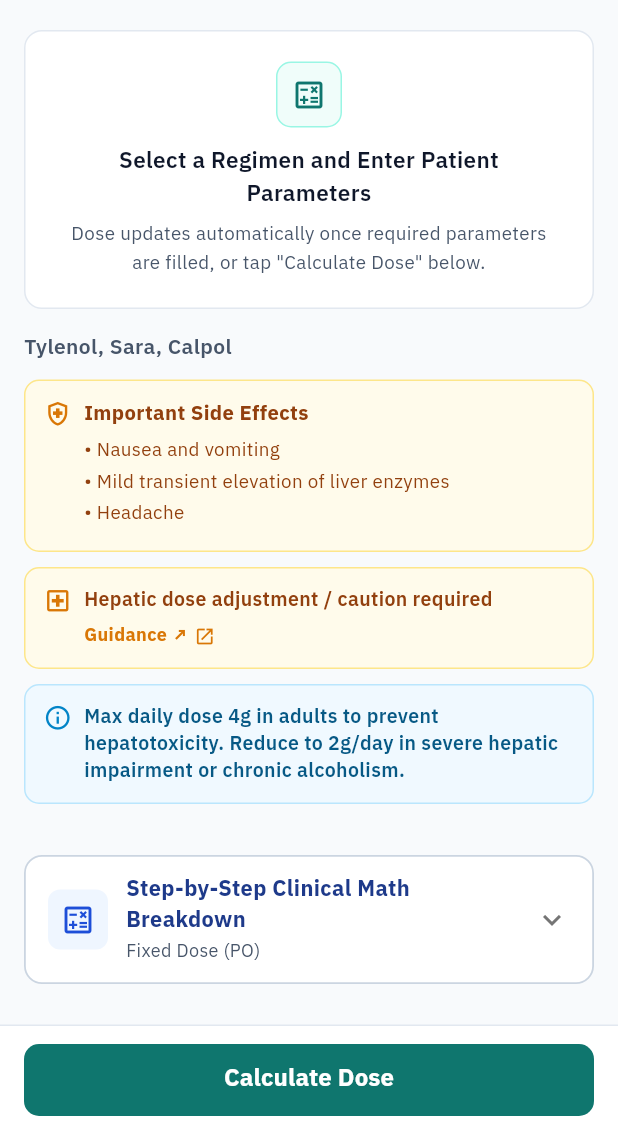
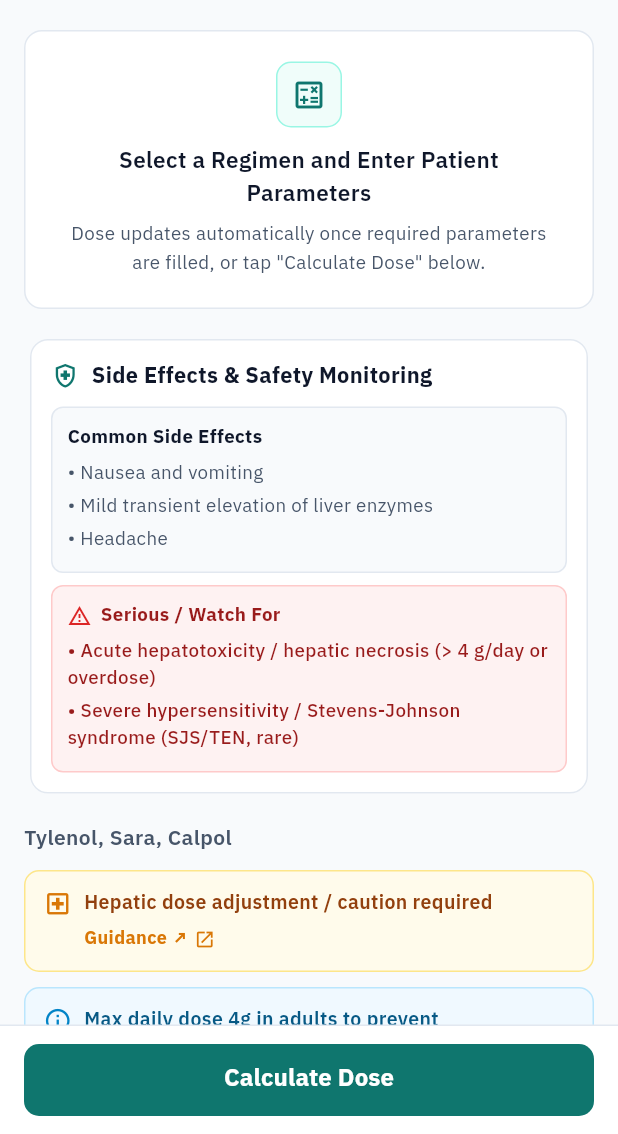
Before and after one commit to Hal281/Drugph, a Flutter app: the CalculatorScreen screen opened directly with sample values from the repository, scrolled down 1038 dp, on a phone screen of 412 x 824 dp, the part 102-1236 px from its top. Run offline on Flutter 3.47's test engine with Material 3 defaults, Android fonts, the phone set to English and light mode, and no system bars; our stand-ins replace google_generative_ai, pdf, printing.

Commit message:
feat(phase3): streamline CalculatorScreen hierarchy, compact IV chips, side-effects card, and sync QA docs (WP-11/12)

```diff
--- a/lib/ui/calculator/calculator_screen.dart
+++ b/lib/ui/calculator/calculator_screen.dart
@@ -15,6 +15,7 @@ import 'widgets/dosing_weight_logic_card.dart';
 import 'widgets/iv_diluent_compatibility_card.dart';
 import 'widgets/patient_clinical_header.dart';
 import 'widgets/regimen_selector_section.dart';
+import 'widgets/side_effects_summary_card.dart';
 import 'widgets/sticky_calculate_bar.dart';
 
 /// Clinical Calculator Dashboard Screen (Clean Architecture Orchestrator).
@@ -290,6 +291,13 @@ class _CalculatorScreenState extends State<CalculatorScreen> {
         )
       else
         _buildEmptyGuidanceCard(t),
+      if (widget.drug.hasSideEffectData) ...[
+        const SizedBox(height: 16),
+        SideEffectsSummaryCard(
+          drug: widget.drug,
+          isThai: t,
+        ),
+      ],
       if (state.shouldShowIvDiluentCard) ...[
         const SizedBox(height: 16),
         IvDiluentCompatibilityCard(
@@ -301,7 +309,9 @@ class _CalculatorScreenState extends State<CalculatorScreen> {
       const SizedBox(height: 16),
       ClinicalHeaderAlerts(
         drug: widget.drug,
+        selectedRegimen: state.selectedRegimen,
         isThai: t,
+        showSideEffects: false,
         categoryColor: AppTheme.primaryTeal,
       ),
       const SizedBox(height: 8),
@@ -345,39 +355,40 @@ class _CalculatorScreenState extends State<CalculatorScreen> {
                 child: Column(
                   crossAxisAlignment: CrossAxisAlignment.stretch,
                   children: [
-                    _buildTierBanner(t),
                     PatientClinicalHeader(
                       state: state,
                       isThai: t,
                       categoryColor: AppTheme.primaryTeal,
                     ),
-                    if (!isReferenceOnly)
+                    if (!isReferenceOnly) ...[
+                      _buildRegimenSelector(state, t),
+                      const SizedBox(height: 16),
                       _buildParametersForm(state, t, showDemographicInputs),
+                    ],
                   ],
                 ),
               ),
             ),
             const VerticalDivider(width: 1, color: AppTheme.borderDefault),
-            // Right Pane: Indication/Regimen, Dose Output, Diluent, Safety Alerts, & Math Breakdown
+            // Right Pane: Tier Notice, Dose Output, Side Effects, Diluent, Safety Alerts, & Math Breakdown
             Expanded(
               flex: 6,
               child: SingleChildScrollView(
                 padding: const EdgeInsets.fromLTRB(20, 20, 20, 100),
                 child: Column(
                   crossAxisAlignment: CrossAxisAlignment.stretch,
-                  children: isReferenceOnly
-                      ? [
+                  children: [
+                    _buildTierBanner(t),
+                    if (isReferenceOnly) ...[
                       _buildReferenceOnlyCard(state, t),
                       const SizedBox(height: 16),
                       ClinicalHeaderAlerts(
                         drug: widget.drug,
+                        selectedRegimen: state.selectedRegimen,
                         isThai: t,
                         categoryColor: AppTheme.primaryTeal,
                       ),
-                        ]
-                      : [
-                          _buildRegimenSelector(state, t),
-                          const SizedBox(height: 16),
+                    ] else
                       ..._buildOutcomeAndGuidanceSection(
                         state,
                         t,
@@ -421,6 +432,7 @@ class _CalculatorScreenState extends State<CalculatorScreen> {
                     const SizedBox(height: 16),
                     ClinicalHeaderAlerts(
                       drug: widget.drug,
+                      selectedRegimen: state.selectedRegimen,
                       isThai: t,
                       categoryColor: AppTheme.primaryTeal,
                     ),
--- a/lib/ui/calculator/widgets/clinical_header_alerts.dart
+++ b/lib/ui/calculator/widgets/clinical_header_alerts.dart
@@ -8,14 +8,18 @@ import '../../widgets/clinical_evidence_sheet.dart';
 /// hepatic adjustment guidance card.
 class ClinicalHeaderAlerts extends StatelessWidget {
   final Drug drug;
+  final DosingRegimen? selectedRegimen;
   final bool isThai;
   final Color categoryColor;
+  final bool showSideEffects;
 
   const ClinicalHeaderAlerts({
     super.key,
     required this.drug,
+    this.selectedRegimen,
     required this.isThai,
     this.categoryColor = AppTheme.primaryTeal,
+    this.showSideEffects = true,
   });
 
   @override
@@ -57,6 +61,7 @@ class ClinicalHeaderAlerts extends StatelessWidget {
             items: drug.contraindications,
           ),
 
+        if (showSideEffects)
           _buildListAlertCard(
             icon: Icons.health_and_safety_outlined,
             accentColor: AppTheme.statusWarning,
@@ -97,6 +102,27 @@ class ClinicalHeaderAlerts extends StatelessWidget {
                 : 'Pregnancy Category: ${drug.pregnancyCategory}',
           ),
 
+        if (drug.requiresRenalAdjustment)
+          _buildAlertCard(
+            key: const Key('clinical_alert_renal_adjustment_card'),
+            icon: Icons.water_drop_outlined,
+            accentColor: AppTheme.statusInfo,
+            bgColor: AppTheme.statusInfoBg,
+            borderColor: AppTheme.statusInfoBorder,
+            textColor: const Color(0xFF075985),
+            text: t
+                ? 'ต้องปรับขนาดยาตามการทำงานของไต (Renal adjustment)'
+                : 'Renal dose adjustment required — review CrCl tiers',
+            actionLabel: t ? 'ดูเกณฑ์ปรับไต ↗' : 'Renal Tiers ↗',
+            onTap: () => ClinicalEvidenceSheet.show(
+              context,
+              drug: drug,
+              regimen: selectedRegimen,
+              isThai: t,
+              initialSection: 'renal',
+            ),
+          ),
+
         if (drug.requiresHepaticCaution)
           _buildAlertCard(
             key: const Key('clinical_alert_hepatic_caution_card'),
@@ -112,6 +138,7 @@ class ClinicalHeaderAlerts extends StatelessWidget {
             onTap: () => ClinicalEvidenceSheet.show(
               context,
               drug: drug,
+              regimen: selectedRegimen,
               isThai: t,
               initialSection: 'hepatic',
             ),
--- a/lib/ui/calculator/widgets/iv_diluent_compatibility_card.dart
+++ b/lib/ui/calculator/widgets/iv_diluent_compatibility_card.dart
@@ -110,6 +110,7 @@ class _IvDiluentCompatibilityCardState
               ),
               const SizedBox(height: 10),
               Wrap(
+                key: const Key('iv_diluent_compact_chips'),
                 spacing: 6,
                 runSpacing: 6,
                 children: [
--- /dev/null
+++ b/lib/ui/calculator/widgets/side_effects_summary_card.dart
@@ -0,0 +1,216 @@
+import 'package:flutter/material.dart';
+
+import '../../../core/core.dart';
+import '../../theme/app_theme.dart';
+
+/// Compact clinical side-effects summary card displaying Top 3 Common and
+/// Top 3 Serious ("Watch For") adverse effects immediately below the dose
+/// output card, with expand/collapse toggle when additional entries exist
+/// (FB-16 / WP-11).
+class SideEffectsSummaryCard extends StatefulWidget {
+  final Drug drug;
+  final bool isThai;
+
+  const SideEffectsSummaryCard({
+    super.key,
+    required this.drug,
+    required this.isThai,
+  });
+
+  @override
+  State<SideEffectsSummaryCard> createState() => _SideEffectsSummaryCardState();
+}
+
+class _SideEffectsSummaryCardState extends State<SideEffectsSummaryCard> {
+  static const int _compactCount = 3;
+  bool _expanded = false;
+
+  @override
+  Widget build(BuildContext context) {
+    if (!widget.drug.hasSideEffectData) {
+      return const SizedBox.shrink();
+    }
+
+    final t = widget.isThai;
+    final commonList = t
+        ? (widget.drug.sideEffectsTh.isNotEmpty
+            ? widget.drug.sideEffectsTh
+            : widget.drug.sideEffects)
+        : widget.drug.sideEffects;
+    final seriousList = t
+        ? (widget.drug.seriousSideEffectsTh.isNotEmpty
+            ? widget.drug.seriousSideEffectsTh
+            : widget.drug.seriousSideEffects)
+        : widget.drug.seriousSideEffects;
+
+    if (commonList.isEmpty && seriousList.isEmpty) {
+      return const SizedBox.shrink();
+    }
+
+    final hasMore = commonList.length > _compactCount ||
+        seriousList.length > _compactCount;
+    final visibleCommon =
+        _expanded ? commonList : commonList.take(_compactCount).toList();
+    final visibleSerious =
+        _expanded ? seriousList : seriousList.take(_compactCount).toList();
+
+    return Card(
+      key: const Key('calculator_side_effects_card'),
+      elevation: 0,
+      shape: RoundedRectangleBorder(
+        borderRadius: BorderRadius.circular(12),
+        side: const BorderSide(color: AppTheme.borderDefault),
+      ),
+      color: Colors.white,
+      child: Padding(
+        padding: const EdgeInsets.all(14.0),
+        child: Column(
+          crossAxisAlignment: CrossAxisAlignment.stretch,
+          children: [
+            Row(
+              children: [
+                const Icon(
+                  Icons.health_and_safety_outlined,
+                  color: AppTheme.primaryTeal,
+                  size: 19,
+                ),
+                const SizedBox(width: 8),
+                Expanded(
+                  child: Text(
+                    t
+                        ? 'ผลข้างเคียงและอาการต้องเฝ้าระวัง (Side Effects)'
+                        : 'Side Effects & Safety Monitoring',
+                    style: const TextStyle(
+                      fontSize: 14.5,
+                      fontWeight: FontWeight.w700,
+                      color: AppTheme.inkPrimary,
+                    ),
+                  ),
+                ),
+              ],
+            ),
+            if (visibleCommon.isNotEmpty) ...[
+              const SizedBox(height: 10),
+              Container(
+                padding: const EdgeInsets.all(10),
+                decoration: BoxDecoration(
+                  color: AppTheme.surfaceBackground,
+                  borderRadius: BorderRadius.circular(8),
+                  border: Border.all(color: AppTheme.borderDefault),
+                ),
+                child: Column(
+                  crossAxisAlignment: CrossAxisAlignment.start,
+                  children: [
+                    Text(
+                      t ? 'พบบ่อย (Common)' : 'Common Side Effects',
+                      style: const TextStyle(
+                        fontSize: 12.5,
+                        fontWeight: FontWeight.w700,
+                        color: AppTheme.inkPrimary,
+                      ),
+                    ),
+                    const SizedBox(height: 4),
+                    ...visibleCommon.map(
+                      (item) => Padding(
+                        padding: const EdgeInsets.symmetric(vertical: 2),
+                        child: Text(
+                          '• $item',
+                          style: const TextStyle(
+                            fontSize: 12.5,
+                            height: 1.4,
+                            color: AppTheme.inkSecondary,
+                          ),
+                        ),
+                      ),
+                    ),
+                  ],
+                ),
+              ),
+            ],
+            if (visibleSerious.isNotEmpty) ...[
+              const SizedBox(height: 8),
+              Container(
+                padding: const EdgeInsets.all(10),
+                decoration: BoxDecoration(
+                  color: AppTheme.statusCriticalBg,
+                  borderRadius: BorderRadius.circular(8),
+                  border: Border.all(color: AppTheme.statusCriticalBorder),
+                ),
+                child: Column(
+                  crossAxisAlignment: CrossAxisAlignment.start,
+                  children: [
+                    Row(
+                      children: [
+                        const Icon(
+                          Icons.report_problem_outlined,
+                          size: 16,
+                          color: AppTheme.statusCritical,
+                        ),
+                        const SizedBox(width: 6),
+                        Expanded(
+                          child: Text(
+                            t
+                                ? 'รุนแรง / อาการต้องเฝ้าระวัง (Watch For)'
+                                : 'Serious / Watch For',
+                            style: const TextStyle(
+                              fontSize: 12.5,
+                              fontWeight: FontWeight.w700,
+                              color: Color(0xFF991B1B),
+                            ),
+                          ),
+                        ),
+                      ],
+                    ),
+                    const SizedBox(height: 4),
+                    ...visibleSerious.map(
+                      (item) => Padding(
+                        padding: const EdgeInsets.symmetric(vertical: 2),
+                        child: Text(
+                          '• $item',
+                          style: const TextStyle(
+                            fontSize: 12.5,
+                            height: 1.4,
+                            color: Color(0xFF991B1B),
+                            fontWeight: FontWeight.w500,
+                          ),
+                        ),
+                      ),
+                    ),
+                  ],
+                ),
+              ),
+            ],
+            if (hasMore) ...[
+              const SizedBox(height: 4),
+              Align(
+                alignment: Alignment.centerRight,
+                child: TextButton.icon(
+                  key: const Key('side_effects_expand_toggle'),
+                  style: TextButton.styleFrom(
+                    minimumSize: const Size(48, 48),
+                    padding: const EdgeInsets.symmetric(horizontal: 10),
+                    foregroundColor: AppTheme.primaryTeal,
+                  ),
+                  onPressed: () => setState(() => _expanded = !_expanded),
+                  icon: Icon(
+                    _expanded ? Icons.expand_less : Icons.expand_more,
+                    size: 18,
+                  ),
+                  label: Text(
+                    _expanded
+                        ? (t ? 'แสดงน้อยลง' : 'Show less')
+                        : (t ? 'ดูผลข้างเคียงทั้งหมด' : 'Show all side effects'),
+                    style: const TextStyle(
+                      fontSize: 12.5,
+                      fontWeight: FontWeight.w600,
+                    ),
+                  ),
+                ),
+              ),
+            ],
+          ],
+        ),
+      ),
+    );
+  }
+}
```
Also changed, not shown: 5 other files. Lines whose indentation alone changed are shown as unchanged.
